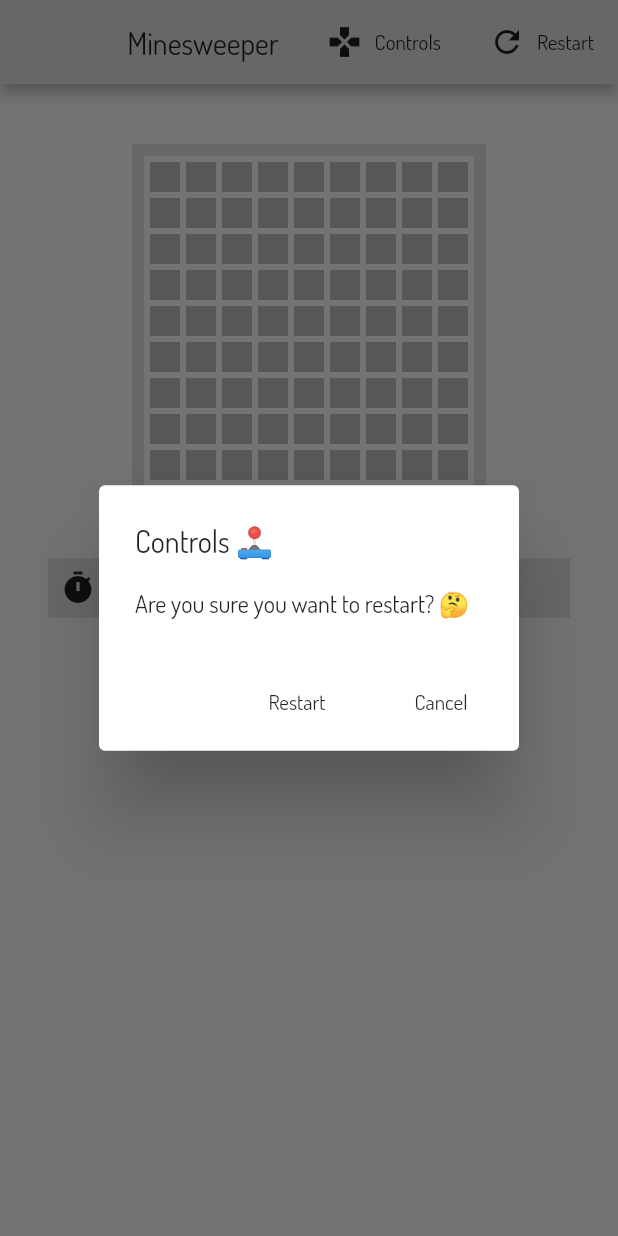
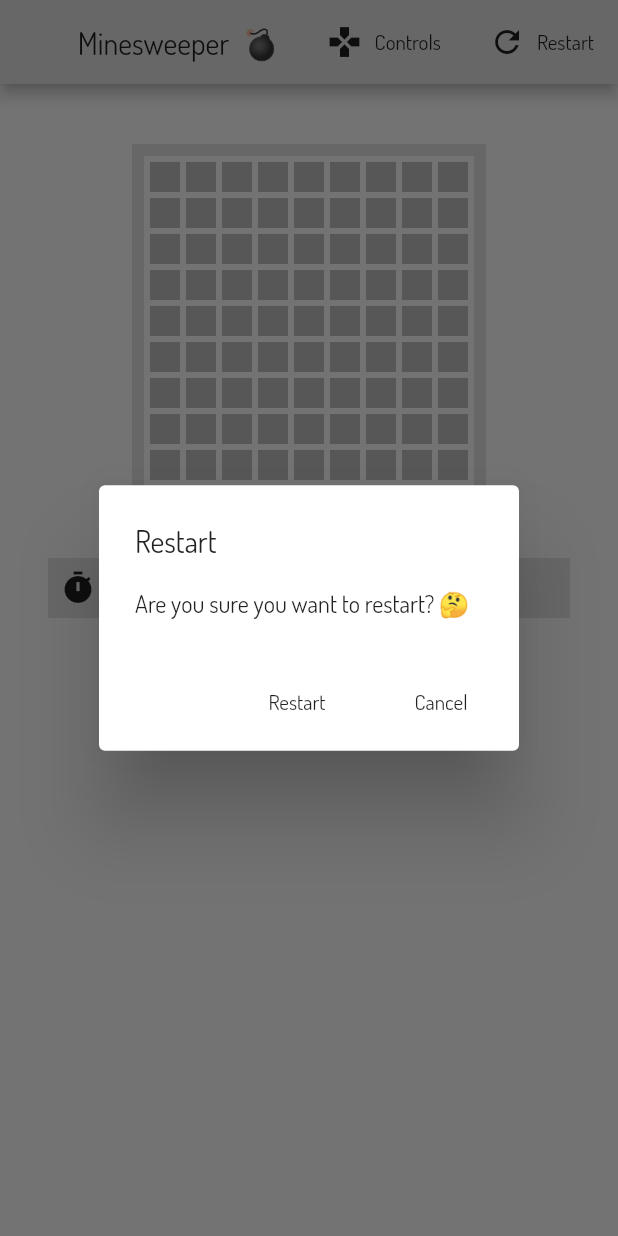
Before and after one commit to shaynekellyii/flutter_minesweeper, a Flutter app: the screen it shows after launch, after a tap on "Restart", on a phone screen of 412 x 824 dp. Run offline on Flutter 3.47's test engine with Material 2 defaults, Android fonts, the phone set to English and light mode, and no system bars.

Commit message:
Add win/lose indication

```diff
--- a/lib/main.dart
+++ b/lib/main.dart
@@ -32,9 +32,11 @@ class MinesweeperScaffold extends StatelessWidget {
 
   @override
   Widget build(BuildContext context) {
+    return Consumer<GameModel>(
+      builder: (context, model, _) {
         return Scaffold(
           appBar: AppBar(
-        title: Text('Minesweeper'),
+            title: Text(_getTitleString(model)),
             centerTitle: true,
             actions: <Widget>[
               ToolbarButton(
@@ -42,20 +44,27 @@ class MinesweeperScaffold extends StatelessWidget {
                 onPressed: () => ControlDialog.show(context),
                 title: Text('Controls'),
               ),
-          Consumer<GameModel>(
-            builder: (context, model, _) {
-              return ToolbarButton(
+              ToolbarButton(
                 icon: Icon(Icons.refresh),
                 onPressed: () =>
                     RestartDialog.show(context, () => model.restart()),
                 title: Text('Restart'),
-              );
-            },
               ),
             ],
           ),
           body: MinesweeperScreen(),
         );
+      },
+    );
+  }
+
+  String _getTitleString(GameModel model) {
+    if (model.hasWon) {
+      return 'You won!  😀👏🏼';
+    } else if (model.hasLost) {
+      return 'You lost!  😭';
+    }
+    return 'Minesweeper  💣';
   }
 }
 
--- a/lib/widget/board.dart
+++ b/lib/widget/board.dart
@@ -1,6 +1,5 @@
 import 'package:flutter/material.dart';
 import 'package:flutter_minesweeper/model/game_model.dart';
-import 'package:flutter_minesweeper/widget/header.dart';
 import 'package:provider/provider.dart';
 
 class MinesweeperBoard extends StatelessWidget {
@@ -21,8 +20,6 @@ class MinesweeperBoard extends StatelessWidget {
                 padding: const EdgeInsets.all(2.0),
                 child: MinesweeperGrid(model: model),
               ),
-              // if (model.hasLost) Text('You lost!'),
-              // if (model.hasWon) Text('You won!'),
             ],
           ),
         ),
--- a/lib/widget/dialog.dart
+++ b/lib/widget/dialog.dart
@@ -17,7 +17,6 @@ class ControlDialog extends StatelessWidget {
           children: <Widget>[
             Text('⛏ Click on a tile to reveal what\'s below'),
             Text('🚩 Click and hold a tile to flag it'),
-            Text('🙂 Click the smiley face to restart'),
           ],
         ),
       ),
@@ -46,7 +45,7 @@ class RestartDialog extends StatelessWidget {
   @override
   Widget build(BuildContext context) {
     return AlertDialog(
-      title: Text('Controls 🕹'),
+      title: Text('Restart'),
       content: SingleChildScrollView(
         child: ListBody(
           children: <Widget>[
```
Lines whose indentation alone changed are shown as unchanged.
